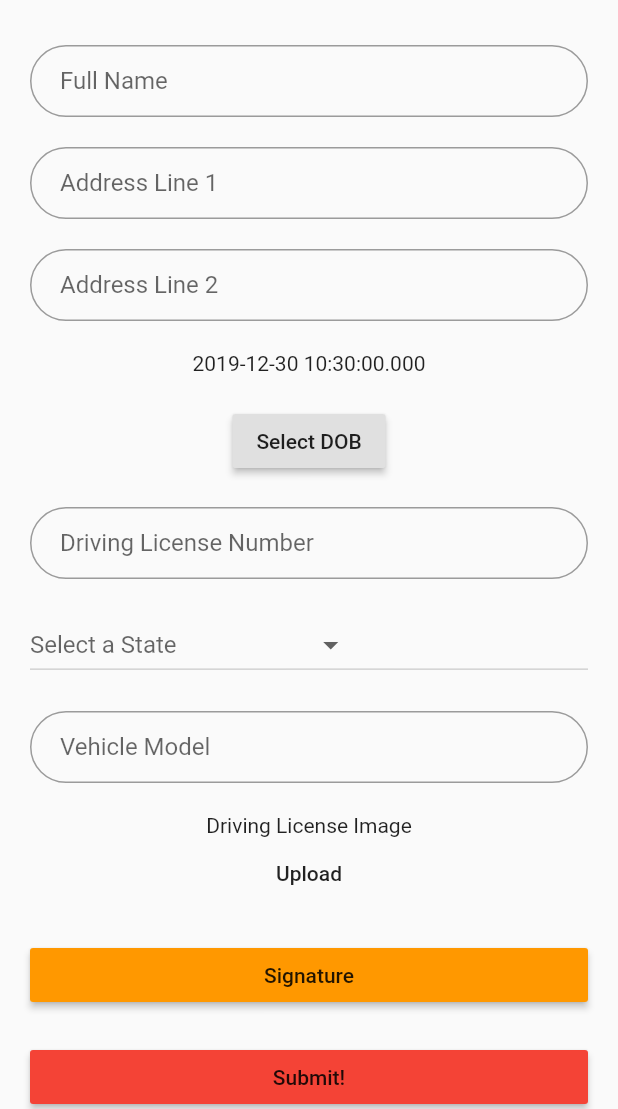
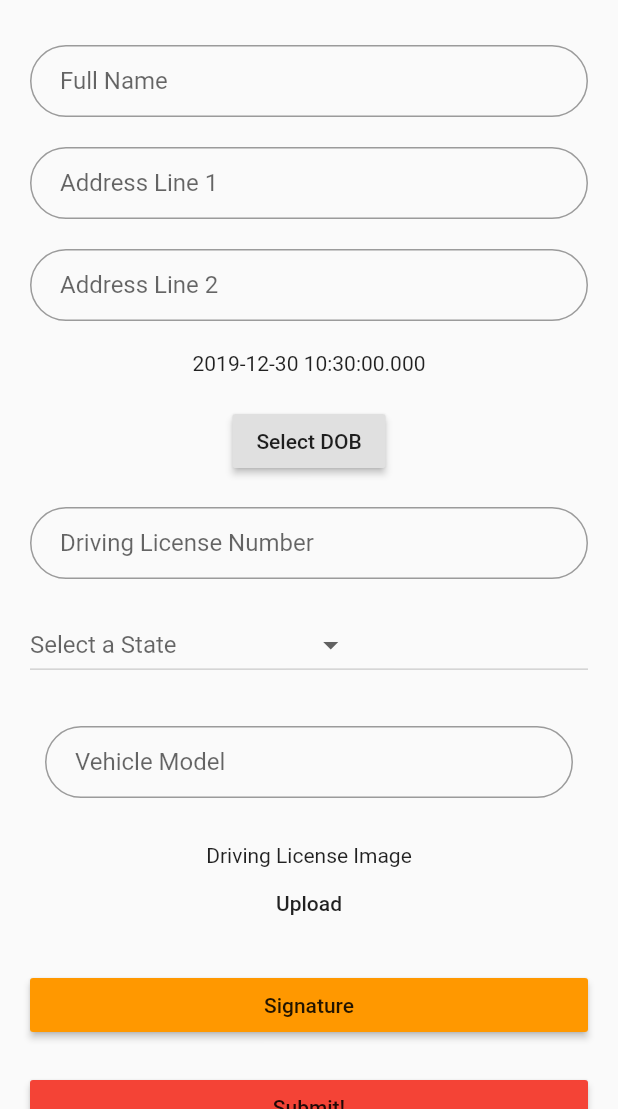
Before and after one commit to dnadawa/flutter-car-test-driver, a Flutter app: the screen it shows after launch, on a phone screen of 412 x 824 dp, the part 127-1236 px from its top. Run offline on Flutter 3.47's test engine with Material 2 defaults, Android fonts, the phone set to English and light mode, and no system bars; our stand-ins replace cloud_firestore, firebase_storage, image_picker, screenshot; accounts and stored records are empty.

Commit message:
My commit

```diff
--- a/lib/main.dart
+++ b/lib/main.dart
@@ -237,7 +237,7 @@ List<String> states = ['New South Wales','Queensland','South Australia','Tasmani
 
 
           Padding(
-            padding: const EdgeInsets.fromLTRB(20,10,20,10),
+            padding: const EdgeInsets.fromLTRB(30,20,30,20),
             child: TextFormField(
               autofocus: false,
               controller: vehmodcon,
```
Also changed, not shown: pubspec.lock.
